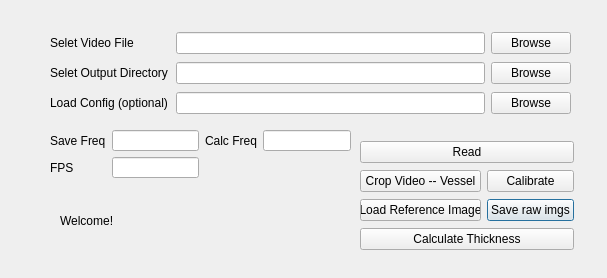
This is FMD.ui in wangshubo90/FMDanalysis as Qt 5 draws it before an edit. The edited form follows.
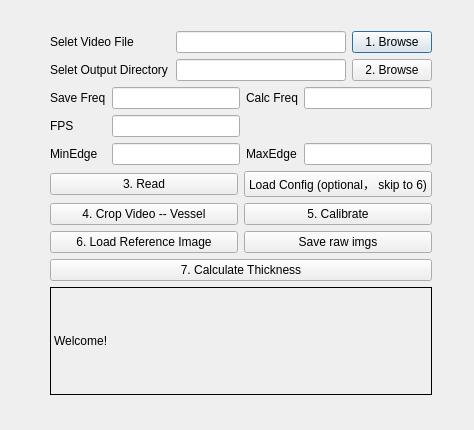
This is the edited form.

```diff
--- a/FMD.ui
+++ b/FMD.ui
@@ -6,216 +6,211 @@
    <rect>
     <x>0</x>
     <y>0</y>
-    <width>607</width>
-    <height>278</height>
+    <width>474</width>
+    <height>430</height>
    </rect>
   </property>
   <property name="windowTitle">
    <string>Dialog</string>
   </property>
-  <widget class="QLabel" name="labelLog">
-   <property name="geometry">
-    <rect>
-     <x>60</x>
-     <y>190</y>
-     <width>291</width>
-     <height>61</height>
-    </rect>
-   </property>
-   <property name="text">
-    <string>Welcome!</string>
-   </property>
-   <property name="wordWrap">
-    <bool>true</bool>
-   </property>
-  </widget>
   <widget class="QWidget" name="">
    <property name="geometry">
     <rect>
      <x>50</x>
-     <y>130</y>
-     <width>301</width>
-     <height>48</height>
+     <y>31</y>
+     <width>382</width>
+     <height>364</height>
     </rect>
    </property>
-   <layout class="QGridLayout" name="gridLayout">
-    <item row="1" column="0">
-     <widget class="QLabel" name="labelRefDir_3">
-      <property name="text">
-       <string>FPS</string>
-      </property>
-     </widget>
-    </item>
-    <item row="0" column="2">
-     <widget class="QLabel" name="labelRefDir_4">
-      <property name="text">
-       <string>Calc Freq</string>
-      </property>
-     </widget>
-    </item>
-    <item row="0" column="1">
-     <widget class="QLineEdit" name="freqBox"/>
-    </item>
-    <item row="1" column="1">
-     <widget class="QLineEdit" name="fpsBox"/>
-    </item>
-    <item row="0" column="0">
-     <widget class="QLabel" name="labelRefDir_2">
-      <property name="text">
-       <string>Save Freq</string>
-      </property>
-     </widget>
-    </item>
-    <item row="0" column="3">
-     <widget class="QLineEdit" name="freqBox_2"/>
-    </item>
-   </layout>
-  </widget>
-  <widget class="QWidget" name="">
-   <property name="geometry">
-    <rect>
-     <x>360</x>
-     <y>140</y>
-     <width>214</width>
-     <height>112</height>
-    </rect>
-   </property>
-   <layout class="QGridLayout" name="gridLayout_2">
-    <item row="3" column="1">
-     <widget class="QPushButton" name="saveButton">
-      <property name="text">
-       <string>Save raw imgs</string>
-      </property>
-     </widget>
-    </item>
-    <item row="2" column="1">
-     <widget class="QPushButton" name="saveButtonVessel">
-      <property name="text">
-       <string>Calibrate</string>
-      </property>
-     </widget>
-    </item>
-    <item row="2" column="0">
-     <widget class="QPushButton" name="cropButtonVideo">
-      <property name="text">
-       <string>Crop Video -- Vessel</string>
-      </property>
-     </widget>
-    </item>
-    <item row="3" column="0">
-     <widget class="QPushButton" name="loadrefButton">
-      <property name="text">
-       <string>Load Reference Image</string>
-      </property>
-     </widget>
-    </item>
-    <item row="4" column="0" colspan="2">
-     <widget class="QPushButton" name="calcThickness">
-      <property name="text">
-       <string>Calculate Thickness</string>
-      </property>
-     </widget>
-    </item>
-    <item row="1" column="0" colspan="2">
-     <widget class="QPushButton" name="readButton">
-      <property name="text">
-       <string>Read</string>
-      </property>
-     </widget>
-    </item>
-   </layout>
-  </widget>
-  <widget class="QWidget" name="">
-   <property name="geometry">
-    <rect>
-     <x>50</x>
-     <y>30</y>
-     <width>521</width>
-     <height>89</height>
-    </rect>
-   </property>
-   <layout class="QVBoxLayout" name="verticalLayout">
+   <layout class="QVBoxLayout" name="verticalLayout_2">
     <item>
-     <layout class="QHBoxLayout" name="horizontalLayout_2">
+     <layout class="QVBoxLayout" name="verticalLayout">
       <item>
-       <widget class="QLabel" name="labelRefDir">
-        <property name="minimumSize">
-         <size>
-          <width>120</width>
-          <height>0</height>
-         </size>
+       <layout class="QHBoxLayout" name="horizontalLayout_2">
+        <item>
+         <widget class="QLabel" name="labelRefDir">
+          <property name="minimumSize">
+           <size>
+            <width>120</width>
+            <height>0</height>
+           </size>
+          </property>
+          <property name="text">
+           <string>Selet Video File</string>
+          </property>
+         </widget>
+        </item>
+        <item>
+         <widget class="QLineEdit" name="showVideoFile"/>
+        </item>
+        <item>
+         <widget class="QPushButton" name="browseVideo">
+          <property name="text">
+           <string>1. Browse</string>
+          </property>
+         </widget>
+        </item>
+       </layout>
+      </item>
+      <item>
+       <layout class="QHBoxLayout" name="horizontalLayout">
+        <item>
+         <widget class="QLabel" name="labelTarDir">
+          <property name="minimumSize">
+           <size>
+            <width>120</width>
+            <height>0</height>
+           </size>
+          </property>
+          <property name="text">
+           <string>Selet Output Directory</string>
+          </property>
+         </widget>
+        </item>
+        <item>
+         <widget class="QLineEdit" name="showOutput"/>
+        </item>
+        <item>
+         <widget class="QPushButton" name="browseOutput">
+          <property name="text">
+           <string>2. Browse</string>
+          </property>
+         </widget>
+        </item>
+       </layout>
+      </item>
+     </layout>
+    </item>
+    <item>
+     <layout class="QGridLayout" name="gridLayout">
+      <item row="2" column="1">
+       <widget class="QLineEdit" name="minBox">
+        <property name="text">
+         <string/>
         </property>
+       </widget>
+      </item>
+      <item row="0" column="2">
+       <widget class="QLabel" name="labelRefDir_4">
         <property name="text">
-         <string>Selet Video File</string>
+         <string>Calc Freq</string>
         </property>
        </widget>
       </item>
-      <item>
-       <widget class="QLineEdit" name="showVideoFile"/>
+      <item row="0" column="1">
+       <widget class="QLineEdit" name="freqBox"/>
       </item>
-      <item>
-       <widget class="QPushButton" name="browseVideo">
+      <item row="2" column="0">
+       <widget class="QLabel" name="labelMin">
         <property name="text">
-         <string>Browse</string>
+         <string>MinEdge</string>
         </property>
        </widget>
       </item>
-     </layout>
-    </item>
-    <item>
-     <layout class="QHBoxLayout" name="horizontalLayout">
-      <item>
-       <widget class="QLabel" name="labelTarDir">
-        <property name="minimumSize">
-         <size>
-          <width>120</width>
-          <height>0</height>
-         </size>
-        </property>
+      <item row="0" column="0">
+       <widget class="QLabel" name="labelRefDir_2">
         <property name="text">
-         <string>Selet Output Directory</string>
+         <string>Save Freq</string>
         </property>
        </widget>
       </item>
-      <item>
-       <widget class="QLineEdit" name="showOutput"/>
+      <item row="1" column="1">
+       <widget class="QLineEdit" name="fpsBox"/>
       </item>
-      <item>
-       <widget class="QPushButton" name="browseOutput">
+      <item row="0" column="3">
+       <widget class="QLineEdit" name="freqBox_2"/>
+      </item>
+      <item row="1" column="0">
+       <widget class="QLabel" name="labelRefDir_3">
         <property name="text">
-         <string>Browse</string>
+         <string>FPS</string>
         </property>
        </widget>
       </item>
+      <item row="2" column="2">
+       <widget class="QLabel" name="labelMax">
+        <property name="text">
+         <string>MaxEdge</string>
+        </property>
+       </widget>
+      </item>
+      <item row="2" column="3">
+       <widget class="QLineEdit" name="maxBox"/>
+      </item>
      </layout>
     </item>
     <item>
-     <layout class="QHBoxLayout" name="horizontalLayout_3">
-      <item>
-       <widget class="QLabel" name="labelTarDir_2">
-        <property name="minimumSize">
-         <size>
-          <width>120</width>
-          <height>0</height>
-         </size>
+     <layout class="QGridLayout" name="gridLayout_2">
+      <item row="2" column="1">
+       <widget class="QPushButton" name="saveButtonVessel">
+        <property name="text">
+         <string>5. Calibrate</string>
         </property>
+       </widget>
+      </item>
+      <item row="3" column="0">
+       <widget class="QPushButton" name="loadrefButton">
         <property name="text">
-         <string>Load Config (optional)</string>
+         <string>6. Load Reference Image</string>
         </property>
        </widget>
       </item>
-      <item>
-       <widget class="QLineEdit" name="showConfig"/>
+      <item row="3" column="1">
+       <widget class="QPushButton" name="saveButton">
+        <property name="text">
+         <string>Save raw imgs</string>
+        </property>
+       </widget>
       </item>
-      <item>
+      <item row="4" column="0" colspan="2">
+       <widget class="QPushButton" name="calcThickness">
+        <property name="text">
+         <string>7. Calculate Thickness</string>
+        </property>
+       </widget>
+      </item>
+      <item row="2" column="0">
+       <widget class="QPushButton" name="cropButtonVideo">
+        <property name="text">
+         <string>4. Crop Video -- Vessel</string>
+        </property>
+       </widget>
+      </item>
+      <item row="0" column="0">
+       <widget class="QPushButton" name="readButton">
+        <property name="text">
+         <string>3. Read</string>
+        </property>
+       </widget>
+      </item>
+      <item row="0" column="1">
        <widget class="QPushButton" name="browseConfig">
         <property name="text">
-         <string>Browse</string>
+         <string>Load Config (optional， skip to 6)</string>
         </property>
        </widget>
       </item>
      </layout>
     </item>
+    <item>
+     <widget class="QLabel" name="labelLog">
+      <property name="minimumSize">
+       <size>
+        <width>0</width>
+        <height>100</height>
+       </size>
+      </property>
+      <property name="frameShape">
+       <enum>QFrame::Box</enum>
+      </property>
+      <property name="text">
+       <string>Welcome!</string>
+      </property>
+      <property name="wordWrap">
+       <bool>true</bool>
+      </property>
+     </widget>
+    </item>
    </layout>
   </widget>
  </widget>
```
